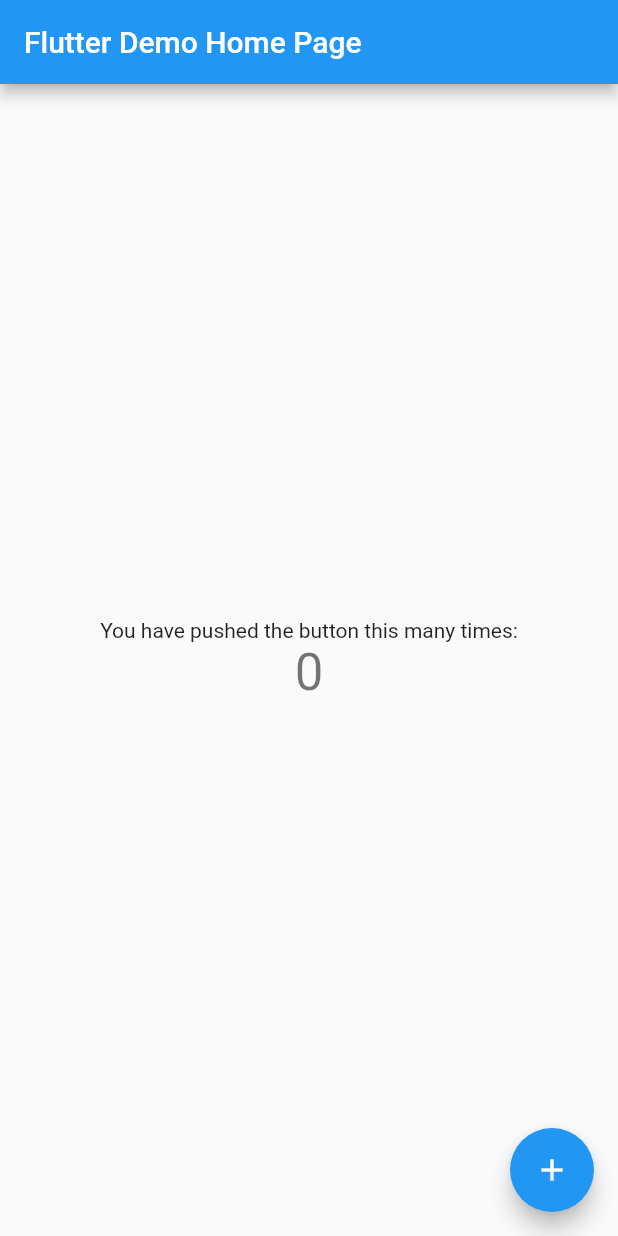
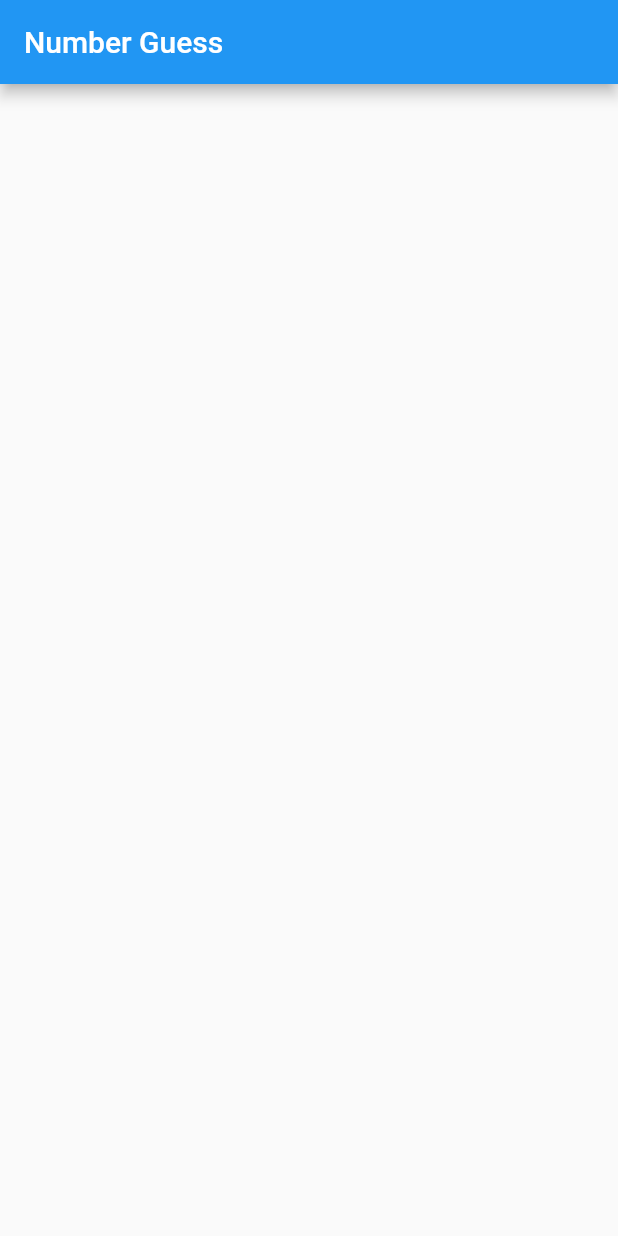
Before and after one commit to yakupbilgen/number-guess, a Flutter app: the screen it shows after launch, on a phone screen of 412 x 824 dp. Run offline on Flutter 3.47's test engine with Material 2 defaults, Android fonts, the phone set to English and light mode, and no system bars.

Commit message:
add homepage and constant

```diff
--- /dev/null
+++ b/lib/constants/app_text_contansts.dart
@@ -0,0 +1,3 @@
+class AppTextContants {
+  static const appBarTittle = 'Number Guess';
+}
--- a/lib/main.dart
+++ b/lib/main.dart
@@ -1,115 +1,12 @@
 import 'package:flutter/material.dart';
 
+import 'screen/homepage.dart';
+
 void main() {
-  runApp(const MyApp());
+  runApp(
+    const MaterialApp(
+      home: HomePage(),
+      debugShowCheckedModeBanner: false,
+    ),
+  );
 }
-
-class MyApp extends StatelessWidget {
-  const MyApp({Key? key}) : super(key: key);
-
-  // This widget is the root of your application.
-  @override
-  Widget build(BuildContext context) {
-    return MaterialApp(
-      title: 'Flutter Demo',
-      theme: ThemeData(
-        // This is the theme of your application.
-        //
-        // Try running your application with "flutter run". You'll see the
-        // application has a blue toolbar. Then, without quitting the app, try
-        // changing the primarySwatch below to Colors.green and then invoke
-        // "hot reload" (press "r" in the console where you ran "flutter run",
-        // or simply save your changes to "hot reload" in a Flutter IDE).
-        // Notice that the counter didn't reset back to zero; the application
-        // is not restarted.
-        primarySwatch: Colors.blue,
-      ),
-      home: const MyHomePage(title: 'Flutter Demo Home Page'),
-    );
-  }
-}
-
-class MyHomePage extends StatefulWidget {
-  const MyHomePage({Key? key, required this.title}) : super(key: key);
-
-  // This widget is the home page of your application. It is stateful, meaning
-  // that it has a State object (defined below) that contains fields that affect
-  // how it looks.
-
-  // This class is the configuration for the state. It holds the values (in this
-  // case the title) provided by the parent (in this case the App widget) and
-  // used by the build method of the State. Fields in a Widget subclass are
-  // always marked "final".
-
-  final String title;
-
-  @override
-  State<MyHomePage> createState() => _MyHomePageState();
-}
-
-class _MyHomePageState extends State<MyHomePage> {
-  int _counter = 0;
-
-  void _incrementCounter() {
-    setState(() {
-      // This call to setState tells the Flutter framework that something has
-      // changed in this State, which causes it to rerun the build method below
-      // so that the display can reflect the updated values. If we changed
-      // _counter without calling setState(), then the build method would not be
-      // called again, and so nothing would appear to happen.
-      _counter++;
-    });
-  }
-
-  @override
-  Widget build(BuildContext context) {
-    // This method is rerun every time setState is called, for instance as done
-    // by the _incrementCounter method above.
-    //
-    // The Flutter framework has been optimized to make rerunning build methods
-    // fast, so that you can just rebuild anything that needs updating rather
-    // than having to individually change instances of widgets.
-    return Scaffold(
-      appBar: AppBar(
-        // Here we take the value from the MyHomePage object that was created by
-        // the App.build method, and use it to set our appbar title.
-        title: Text(widget.title),
-      ),
-      body: Center(
-        // Center is a layout widget. It takes a single child and positions it
-        // in the middle of the parent.
-        child: Column(
-          // Column is also a layout widget. It takes a list of children and
-          // arranges them vertically. By default, it sizes itself to fit its
-          // children horizontally, and tries to be as tall as its parent.
-          //
-          // Invoke "debug painting" (press "p" in the console, choose the
-          // "Toggle Debug Paint" action from the Flutter Inspector in Android
-          // Studio, or the "Toggle Debug Paint" command in Visual Studio Code)
-          // to see the wireframe for each widget.
-          //
-          // Column has various properties to control how it sizes itself and
-          // how it positions its children. Here we use mainAxisAlignment to
-          // center the children vertically; the main axis here is the vertical
-          // axis because Columns are vertical (the cross axis would be
-          // horizontal).
-          mainAxisAlignment: MainAxisAlignment.center,
-          children: <Widget>[
-            const Text(
-              'You have pushed the button this many times:',
-            ),
-            Text(
-              '$_counter',
-              style: Theme.of(context).textTheme.headline4,
-            ),
-          ],
-        ),
-      ),
-      floatingActionButton: FloatingActionButton(
-        onPressed: _incrementCounter,
-        tooltip: 'Increment',
-        child: const Icon(Icons.add),
-      ), // This trailing comma makes auto-formatting nicer for build methods.
-    );
-  }
-}
--- /dev/null
+++ b/lib/screen/homepage.dart
@@ -0,0 +1,27 @@
+import 'package:flutter/material.dart';
+
+import '../constants/app_text_contansts.dart';
+
+class HomePage extends StatefulWidget {
+  const HomePage({Key? key}) : super(key: key);
+
+  @override
+  _HomePageState createState() => _HomePageState();
+}
+
+class _HomePageState extends State<HomePage> {
+  @override
+  Widget build(BuildContext context) {
+    return Scaffold(
+      appBar: AppBar(
+        title: const Text(AppTextContants.appBarTittle),
+      ),
+      body: Center(
+        child: Column(
+          mainAxisAlignment: MainAxisAlignment.center,
+          children: const [],
+        ),
+      ),
+    );
+  }
+}
```
Also changed, not shown: 1 other file.
